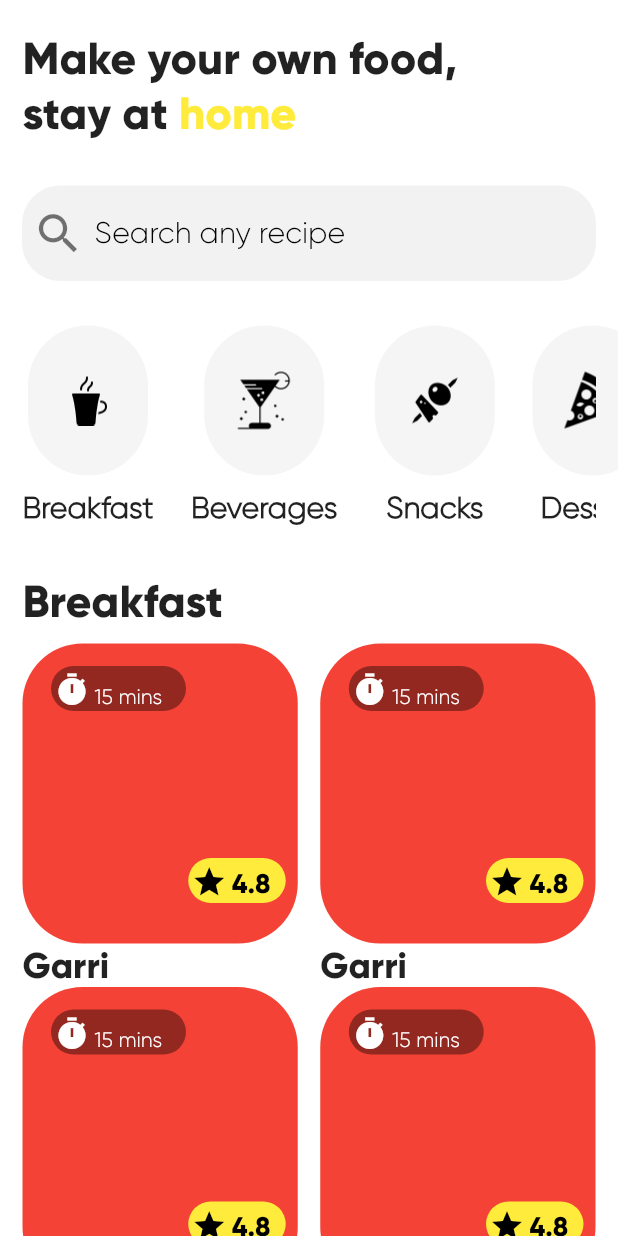
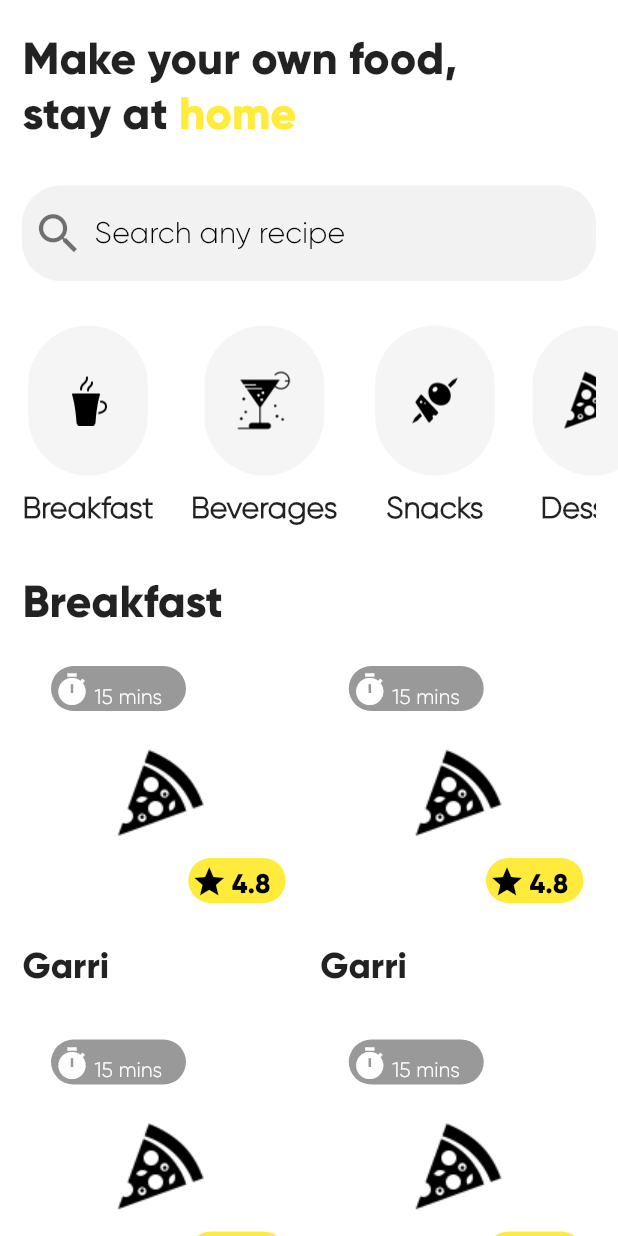
Before and after one commit to samtuga1/easy_food, a Flutter app: the screen it shows after launch, on a phone screen of 412 x 824 dp. Run offline on Flutter 3.47's test engine with Material 2 defaults, Android fonts, the phone set to English and light mode, and no system bars.

Commit message:
Temporarily set the piza icon in the food_container.dart

```diff
--- a/lib/widgets/food_container.dart
+++ b/lib/widgets/food_container.dart
@@ -13,14 +13,17 @@ class FoodContainer extends StatelessWidget {
       child: Column(
         crossAxisAlignment: CrossAxisAlignment.stretch,
         children: [
-          Ink(
-            height: 200,
-            decoration: BoxDecoration(
-              color: Colors.red,
-              borderRadius: BorderRadius.circular(40),
-            ),
-            child: InkWell(
-              onTap: () {},
+          InkWell(
+            borderRadius: BorderRadius.circular(40),
+            onTap: () {},
+            child: Container(
+              height: 200,
+              decoration: BoxDecoration(
+                image: const DecorationImage(
+                  image: AssetImage('assets/icons/pizza.png'),
+                ),
+                borderRadius: BorderRadius.circular(40),
+              ),
               child: Column(
                 children: [
                   Align(
@@ -69,6 +72,9 @@ class FoodContainer extends StatelessWidget {
             style: constants.TextStyles.title
                 .copyWith(fontSize: 24, fontWeight: FontWeight.bold),
           ),
+          const SizedBox(
+            height: 20,
+          ),
         ],
       ),
     );
```
